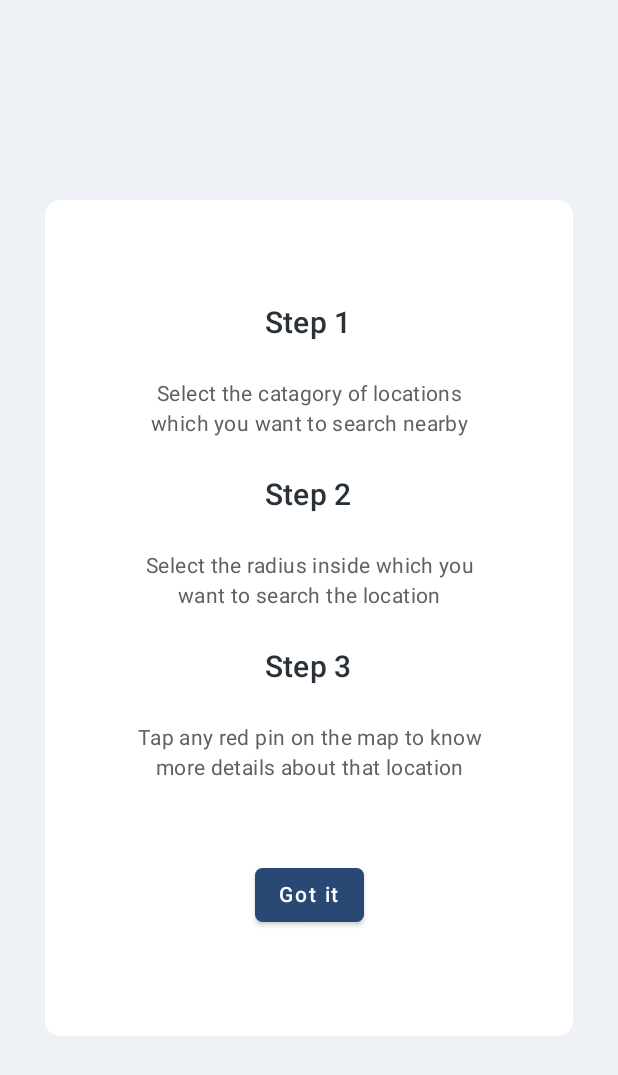
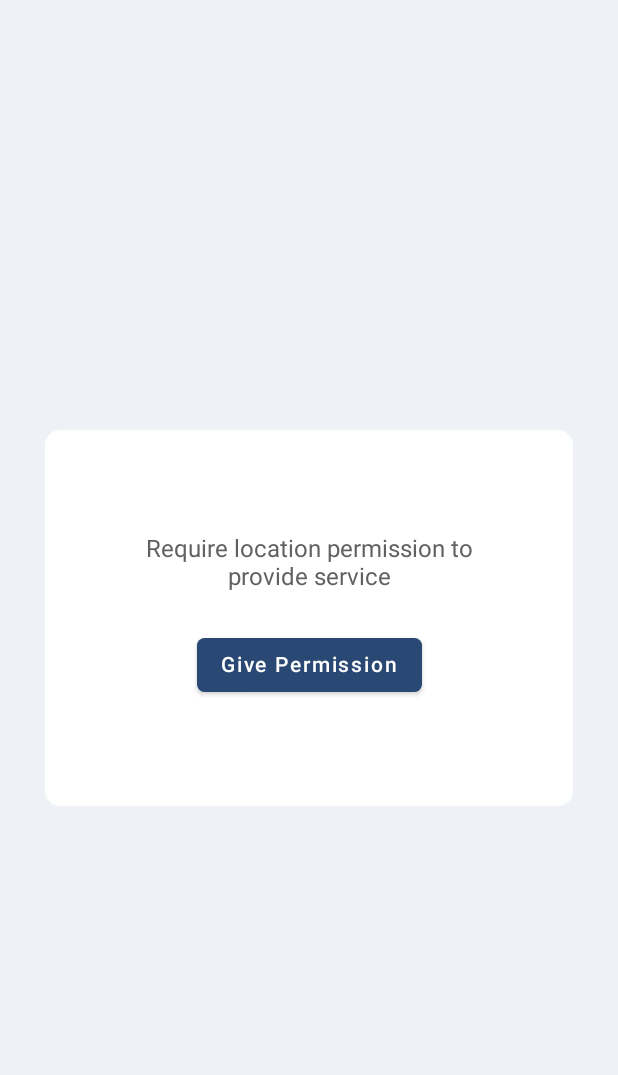
Before and after one commit to Anmol-Dhiman/Sploot-Assignment, an Android app built with Jetpack Compose: the screen it shows after launch (MainActivity), after a tap on "Got it", on a phone screen of 412 x 824 dp. Shown: the top 1075 px of the screen. Run offline under Robolectric (Android 15) with nearby library versions, the phone set to English and light mode, and no system bars; our stand-ins replace Dagger/Hilt's generated code; 6 statements that could not run were skipped.

Commit message:
dashboard check for location permissions

```diff
--- a/app/src/main/java/com/example/anmolsplootassignment/MainActivity.kt
+++ b/app/src/main/java/com/example/anmolsplootassignment/MainActivity.kt
@@ -1,12 +1,18 @@
 package com.example.anmolsplootassignment
 
+import android.app.Activity
 import android.content.Context
+import android.content.Intent
+import android.net.Uri
 import android.os.Bundle
+import android.provider.Settings
 import androidx.activity.ComponentActivity
 import androidx.activity.compose.setContent
+import androidx.activity.viewModels
 import androidx.compose.ui.Modifier
 import androidx.navigation.NavHostController
 import androidx.navigation.compose.rememberNavController
+import com.example.anmolsplootassignment.presentation.dashboard.DashboardViewModel
 import com.example.anmolsplootassignment.ui.theme.AnmolSplootAssignmentTheme
 import com.example.anmolsplootassignment.utils.navigation.Navigation
 import dagger.hilt.android.AndroidEntryPoint
@@ -15,6 +21,7 @@ import dagger.hilt.android.AndroidEntryPoint
 class MainActivity : ComponentActivity() {
 
     private lateinit var navHostController: NavHostController
+    private val dashboardViewModel: DashboardViewModel by viewModels()
     override fun onCreate(savedInstanceState: Bundle?) {
         super.onCreate(savedInstanceState)
         val sharedPref = getPreferences(Context.MODE_PRIVATE)
@@ -33,9 +40,18 @@ class MainActivity : ComponentActivity() {
                     modifier = Modifier,
                     navController = navHostController,
                     isFirstTime = isFirstTime == "yes",
-                    onInstructionClick = onInstructionClick
+                    onInstructionClick = onInstructionClick,
+                    dashboardViewModel = dashboardViewModel,
+                    openAppSettings = ::openAppSettings
                 )
             }
         }
     }
 }
+
+fun Activity.openAppSettings() {
+    Intent(
+        Settings.ACTION_APPLICATION_DETAILS_SETTINGS,
+        Uri.fromParts("package", packageName, null)
+    ).also(::startActivity)
+}
--- a/app/src/main/java/com/example/anmolsplootassignment/presentation/dashboard/Dashboard.kt
+++ b/app/src/main/java/com/example/anmolsplootassignment/presentation/dashboard/Dashboard.kt
@@ -1,19 +1,46 @@
 package com.example.anmolsplootassignment.presentation.dashboard
 
-import androidx.compose.foundation.layout.Box
-import androidx.compose.foundation.layout.fillMaxSize
+import android.Manifest
+import androidx.compose.foundation.layout.*
+import androidx.compose.material.Text
 import androidx.compose.runtime.Composable
-import androidx.compose.ui.Modifier
-import com.google.maps.android.compose.GoogleMap
+import com.example.anmolsplootassignment.presentation.dashboard.components.AlertMessage
+import com.example.anmolsplootassignment.utils.MultiplePermissionStateExt.hasAllPermissions
+import com.example.anmolsplootassignment.utils.MultiplePermissionStateExt.isPermanentlyDenied
+import com.example.anmolsplootassignment.utils.MultiplePermissionStateExt.rememberMultiplePermissionStateExt
+import com.google.accompanist.permissions.ExperimentalPermissionsApi
 
 
+@OptIn(ExperimentalPermissionsApi::class)
 @Composable
-fun Dashboard() {
-    Box(Modifier.fillMaxSize()) {
-//        GoogleMap(
-//            modifier = Modifier.matchParentSize()
-//        )
+fun Dashboard(viewModel: DashboardViewModel, openAppSettings: () -> Unit) {
+    val permissionState = rememberMultiplePermissionStateExt(
+        permissions = listOf(
+            Manifest.permission.ACCESS_FINE_LOCATION,
+            Manifest.permission.ACCESS_COARSE_LOCATION
+        )
+    )
 
+    if (!permissionState.hasAllPermissions()) {
+        if (permissionState.isPermanentlyDenied()) {
+            AlertMessage(
+                message = "Go to app settings to give permission",
+                buttonText = "Move",
+                onClick = openAppSettings,
+            )
+        } else {
+            AlertMessage(
+                message = "Require location permission to provide service",
+                buttonText = "Give Permission",
+                onClick =
+                { permissionState.launchMultiplePermissionRequest() },
+            )
+
+        }
+
+    } else {
+        Text(text = "hello world")
     }
 
+
 }
--- /dev/null
+++ b/app/src/main/java/com/example/anmolsplootassignment/presentation/dashboard/DashboardViewModel.kt
@@ -0,0 +1,14 @@
+package com.example.anmolsplootassignment.presentation.dashboard
+
+import androidx.lifecycle.ViewModel
+import com.example.anmolsplootassignment.repository.DataRepository
+import dagger.hilt.android.lifecycle.HiltViewModel
+import javax.inject.Inject
+
+@HiltViewModel
+class DashboardViewModel @Inject constructor(
+    dataCenter: DataRepository
+) : ViewModel() {
+
+
+}
--- /dev/null
+++ b/app/src/main/java/com/example/anmolsplootassignment/presentation/dashboard/components/AlertMessage.kt
@@ -0,0 +1,54 @@
+package com.example.anmolsplootassignment.presentation.dashboard.components
+
+import androidx.compose.foundation.background
+import androidx.compose.foundation.layout.*
+import androidx.compose.material.Button
+import androidx.compose.material.ButtonDefaults
+import androidx.compose.material.MaterialTheme
+import androidx.compose.material.Text
+import androidx.compose.runtime.Composable
+import androidx.compose.ui.Alignment
+import androidx.compose.ui.Modifier
+import androidx.compose.ui.text.style.TextAlign
+import androidx.compose.ui.unit.dp
+
+
+@Composable
+fun AlertMessage(message: String, buttonText: String, onClick: () -> Unit) {
+
+    Box(
+        modifier = Modifier
+            .fillMaxSize()
+            .background(MaterialTheme.colors.background)
+            .padding(horizontal = 30.dp), contentAlignment = Alignment.Center
+    ) {
+
+        Column(
+            verticalArrangement = Arrangement.Center,
+            horizontalAlignment = Alignment.CenterHorizontally,
+            modifier = Modifier
+                .background(
+                    MaterialTheme.colors.surface, shape = MaterialTheme.shapes.medium
+                )
+                .padding(vertical = 70.dp, horizontal = 60.dp)
+
+        ) {
+
+            Text(
+                text = message,
+                style = MaterialTheme.typography.body1,
+                color = MaterialTheme.colors.onSecondary,
+                textAlign = TextAlign.Center
+            )
+
+            Spacer(modifier = Modifier.height(height = 25.dp))
+
+            Button(
+                onClick = onClick,
+                colors = ButtonDefaults.buttonColors(MaterialTheme.colors.onBackground)
+            ) {
+                Text(text = buttonText, color = MaterialTheme.colors.surface)
+            }
+        }
+    }
+}
--- a/app/src/main/java/com/example/anmolsplootassignment/presentation/intro/Instructions.kt
+++ b/app/src/main/java/com/example/anmolsplootassignment/presentation/intro/Instructions.kt
@@ -10,15 +10,16 @@ import androidx.compose.ui.Modifier
 import androidx.compose.ui.text.style.TextAlign
 import androidx.compose.ui.unit.dp
 import androidx.navigation.NavHostController
+import com.example.anmolsplootassignment.utils.MultiplePermissionStateExt.hasAllPermissions
+import com.example.anmolsplootassignment.utils.MultiplePermissionStateExt.rememberMultiplePermissionStateExt
 import com.example.anmolsplootassignment.utils.navigation.Screen
 import com.google.accompanist.permissions.ExperimentalPermissionsApi
-import com.google.accompanist.permissions.rememberMultiplePermissionsState
 
 
 @OptIn(ExperimentalPermissionsApi::class)
 @Composable
 fun Instructions(navController: NavHostController, onClick: () -> Unit) {
-    val permissionState = rememberMultiplePermissionsState(
+    val permissionState = rememberMultiplePermissionStateExt(
         permissions = listOf(
             Manifest.permission.ACCESS_FINE_LOCATION,
             Manifest.permission.ACCESS_COARSE_LOCATION
@@ -59,7 +60,7 @@ fun Instructions(navController: NavHostController, onClick: () -> Unit) {
             Button(
                 onClick = {
                     onClick()
-                    if (!permissionState.permissions[0].hasPermission || !permissionState.permissions[1].hasPermission) {
+                    if (!permissionState.hasAllPermissions()) {
                         permissionState.launchMultiplePermissionRequest()
                         navController.popBackStack()
                         navController.navigate(Screen.Dashboard.route)
--- /dev/null
+++ b/app/src/main/java/com/example/anmolsplootassignment/repository/DataRepository.kt
@@ -0,0 +1,8 @@
+package com.example.anmolsplootassignment.repository
+
+import javax.inject.Inject
+import javax.inject.Singleton
+
+@Singleton
+class DataRepository @Inject constructor() {
+}
--- /dev/null
+++ b/app/src/main/java/com/example/anmolsplootassignment/utils/MultiplePermissionStateExt.kt
@@ -0,0 +1,41 @@
+package com.example.anmolsplootassignment.utils
+
+import androidx.compose.runtime.Composable
+import com.google.accompanist.permissions.ExperimentalPermissionsApi
+import com.google.accompanist.permissions.MultiplePermissionsState
+import com.google.accompanist.permissions.rememberMultiplePermissionsState
+
+
+object MultiplePermissionStateExt {
+
+
+    @OptIn(ExperimentalPermissionsApi::class)
+    @Composable
+    fun rememberMultiplePermissionStateExt(permissions: List<String>): MultiplePermissionsState {
+        return rememberMultiplePermissionsState(permissions = permissions)
+    }
+
+    @OptIn(ExperimentalPermissionsApi::class)
+    fun MultiplePermissionsState.isPermanentlyDenied(): Boolean {
+        permissions.forEach { perm ->
+//            this means permanently denial of a permission
+            val _status = !perm.shouldShowRationale && !perm.hasPermission
+//            if a single permission is not permanently denied then we return false
+            if (!_status)
+                return _status
+        }
+        return true
+    }
+
+    @OptIn(ExperimentalPermissionsApi::class)
+    fun MultiplePermissionsState.hasAllPermissions(): Boolean {
+        permissions.forEach { perm ->
+            val _status = perm.hasPermission
+            if (!_status)
+                return _status
+        }
+        return true
+    }
+
+
+}
--- a/app/src/main/java/com/example/anmolsplootassignment/utils/navigation/Nvaigation.kt
+++ b/app/src/main/java/com/example/anmolsplootassignment/utils/navigation/Nvaigation.kt
@@ -6,6 +6,7 @@ import androidx.navigation.compose.NavHost
 import androidx.navigation.NavHostController
 import androidx.navigation.compose.composable
 import com.example.anmolsplootassignment.presentation.dashboard.Dashboard
+import com.example.anmolsplootassignment.presentation.dashboard.DashboardViewModel
 import com.example.anmolsplootassignment.presentation.dashboard.components.Instructions
 import com.example.anmolsplootassignment.presentation.starter.SplashScreen
 
@@ -14,7 +15,9 @@ fun Navigation(
     modifier: Modifier,
     navController: NavHostController,
     onInstructionClick: () -> Unit,
-    isFirstTime: Boolean
+    isFirstTime: Boolean,
+    dashboardViewModel: DashboardViewModel,
+    openAppSettings: () -> Unit
 ) {
 
 
@@ -27,7 +30,7 @@ fun Navigation(
             SplashScreen(navController = navController, isFirstTime = isFirstTime)
         }
         composable(Screen.Dashboard.route) {
-            Dashboard()
+            Dashboard(viewModel = dashboardViewModel, openAppSettings = openAppSettings)
         }
         composable(Screen.Instruction.route) {
             Instructions(onClick = onInstructionClick, navController = navController)
```
